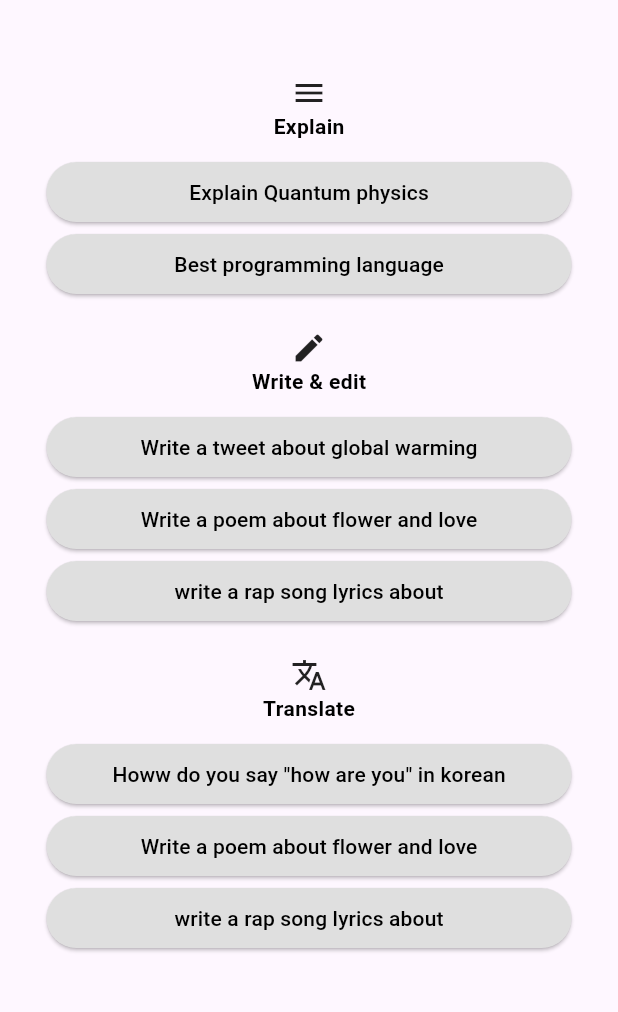
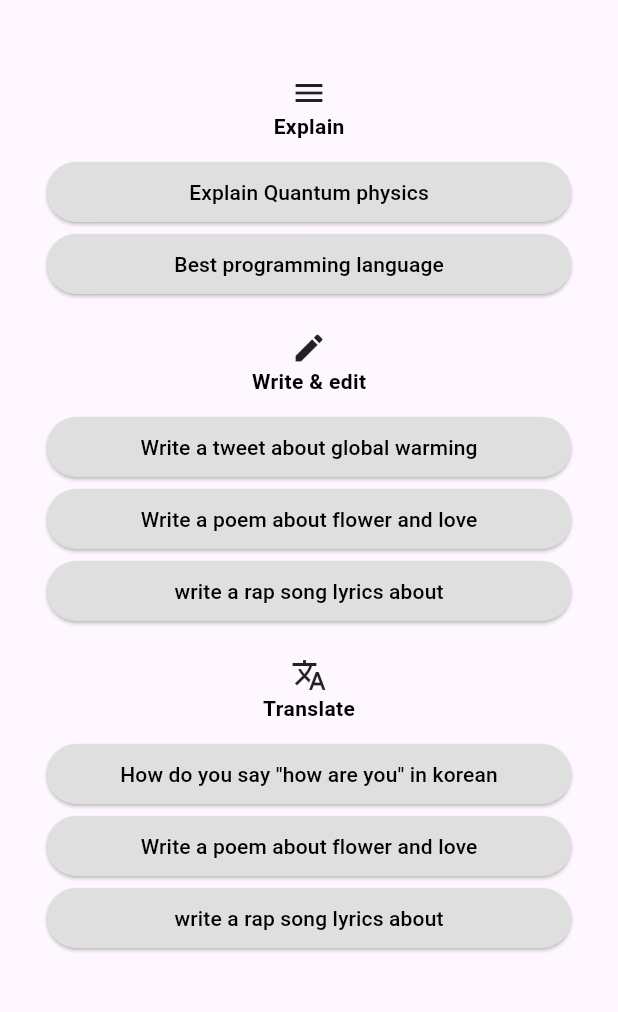
Before and after one commit to Flutter-gg-1/Assignment-11, a Flutter app: the InstructionScreen screen opened directly, on a phone screen of 412 x 824 dp, the part 84-1096 px from its top. Run offline on Flutter 3.47's test engine with Material 3 defaults, Android fonts, the phone set to English and light mode, and no system bars.

Commit message:
created gpt_option.dart to widgets to make code in instruction_screen cleaner

```diff
--- a/lib/screens/instruction_screen.dart
+++ b/lib/screens/instruction_screen.dart
@@ -1,6 +1,5 @@
 import 'package:flutter/material.dart';
-import 'chat_screen.dart';
-import '../widgets/instruction_button.dart';
+import '../widgets/gpt_option.dart';
 
 class InstructionScreen extends StatelessWidget {
   const InstructionScreen({super.key});
@@ -13,7 +12,7 @@ class InstructionScreen extends StatelessWidget {
       'Write a tweet about global warming',
       'Write a poem about flower and love',
       'write a rap song lyrics about',
-      'Howw do you say "how are you" in korean',
+      'How do you say "how are you" in korean',
       'Write a poem about flower and love',
       'write a rap song lyrics about'
     ];
@@ -46,58 +45,27 @@ class InstructionScreen extends StatelessWidget {
           child: Column(
             children: [
               Icon(Icons.menu),
-              Text('Explain',
-                  style: TextStyle(
-                      color: Colors.black, fontWeight: FontWeight.bold)),
-              SizedBox(height: 10),
-              InstructionButton(
-                onPressed: () {},
-                instruction: '${instructions[0]}',
-              ),
-              InstructionButton(
-                onPressed: () {
-                  Navigator.push(context, MaterialPageRoute(builder: (context) {
-                    return ChatScreen();
-                  }));
-                },
-                instruction: '${instructions[1]}',
+              GptOption(
+                label: 'Explain',
+                instruction_1: instructions[0],
+                instruction_2: instructions[1],
+                instruction_3: '',
               ),
               SizedBox(height: 20),
               Icon(Icons.edit),
-              Text('Write & edit',
-                  style: TextStyle(
-                      color: Colors.black, fontWeight: FontWeight.bold)),
-              SizedBox(height: 10),
-              InstructionButton(
-                onPressed: () {},
-                instruction: '${instructions[2]}',
-              ),
-              InstructionButton(
-                onPressed: () {},
-                instruction: '${instructions[3]}',
-              ),
-              InstructionButton(
-                onPressed: () {},
-                instruction: '${instructions[4]}',
+              GptOption(
+                label: 'Write & edit',
+                instruction_1: instructions[2],
+                instruction_2: instructions[3],
+                instruction_3: instructions[4],
               ),
               SizedBox(height: 20),
               Icon(Icons.translate),
-              Text('Translate',
-                  style: TextStyle(
-                      color: Colors.black, fontWeight: FontWeight.bold)),
-              SizedBox(height: 10),
-              InstructionButton(
-                onPressed: () {},
-                instruction: '${instructions[5]}',
-              ),
-              InstructionButton(
-                onPressed: () {},
-                instruction: '${instructions[6]}',
-              ),
-              InstructionButton(
-                onPressed: () {},
-                instruction: '${instructions[7]}',
-              ),
+              GptOption(
+                  label: 'Translate',
+                  instruction_1: instructions[5],
+                  instruction_2: instructions[6],
+                  instruction_3: instructions[7])
             ],
           ),
         ),
--- /dev/null
+++ b/lib/widgets/gpt_option.dart
@@ -0,0 +1,46 @@
+import 'package:flutter/material.dart';
+import 'instruction_button.dart';
+import '../screens/chat_screen.dart';
+
+class GptOption extends StatelessWidget {
+  final String label;
+  final String instruction_1;
+  final String instruction_2;
+  final String instruction_3;
+  const GptOption(
+      {super.key,
+      required this.label,
+      required this.instruction_1,
+      required this.instruction_2,
+      required this.instruction_3});
+
+  @override
+  Widget build(BuildContext context) {
+    return Column(
+      children: [
+        Text(label,
+            style: TextStyle(color: Colors.black, fontWeight: FontWeight.bold)),
+        SizedBox(height: 10),
+        InstructionButton(
+          onPressed: () {},
+          instruction: instruction_1,
+        ),
+        InstructionButton(
+          onPressed: () {
+            if (label == 'Explain') {
+              Navigator.push(context, MaterialPageRoute(builder: (context) {
+                return ChatScreen();
+              }));
+            }
+          },
+          instruction: instruction_2,
+        ),
+        if (label != 'Explain')
+          InstructionButton(
+            onPressed: () {},
+            instruction: instruction_3,
+          )
+      ],
+    );
+  }
+}
```
